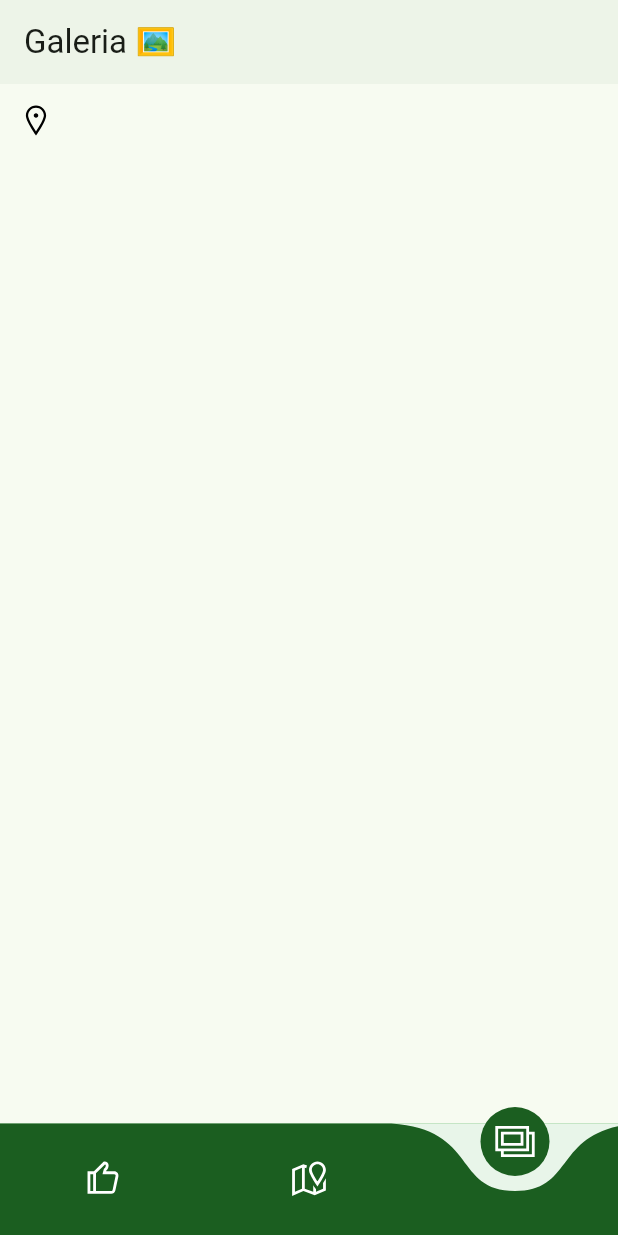
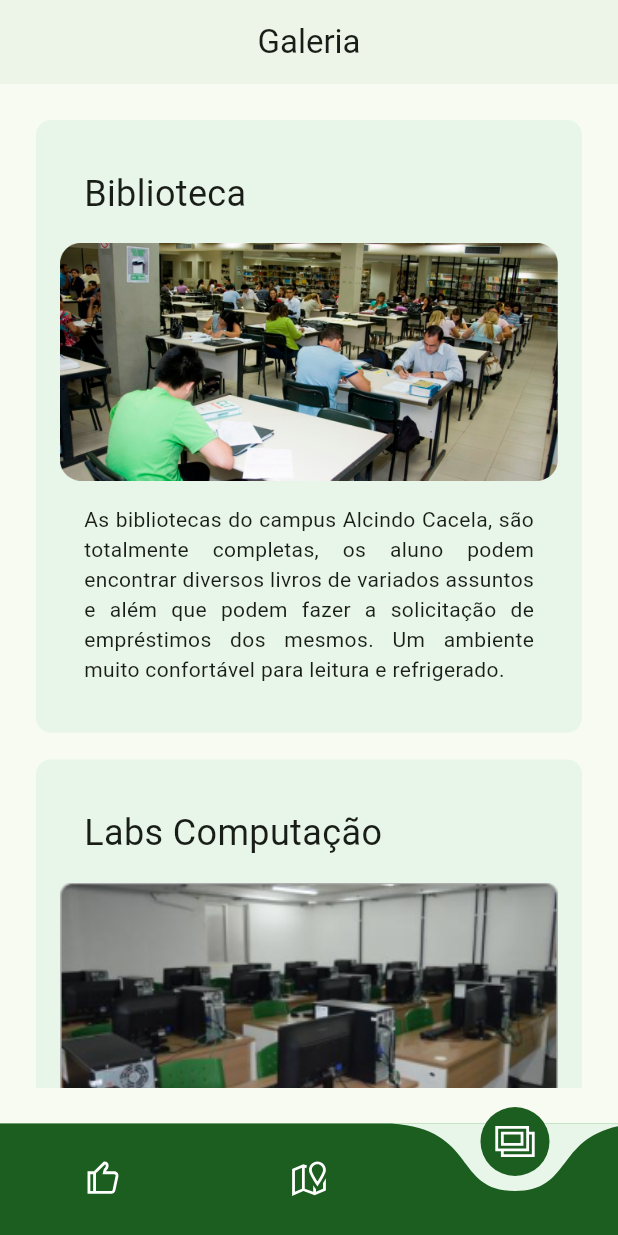
Before and after one commit to lucasdasial/unama_maps, a Flutter app: the screen it shows after launch, swiped to page 3, on a phone screen of 412 x 824 dp. Run offline on Flutter 3.47's test engine with Material 2 defaults, Android fonts, the phone set to English and light mode, and no system bars; drawn by our look-alikes of curved_navigation_bar; our stand-ins replace line_icons, lottie, webview_flutter; network calls fail.

Commit message:
feat: gallery and map 3d added

```diff
--- a/lib/app.dart
+++ b/lib/app.dart
@@ -2,9 +2,9 @@
 
 import 'package:flutter/material.dart';
 import 'package:unama_maps/pages/contact_page.dart';
-import 'package:unama_maps/pages/gallery_page.dart';
+import 'package:unama_maps/pages/map_3d.dart';
 import 'package:unama_maps/pages/home_page.dart';
-import 'package:unama_maps/pages/map_page.dart';
+import 'package:unama_maps/pages/map_2d.dart';
 
 class App extends StatelessWidget {
   const App({super.key});
@@ -12,20 +12,11 @@ class App extends StatelessWidget {
   @override
   Widget build(BuildContext context) {
     return MaterialApp(
-      title: "Unama Maps",
-      debugShowCheckedModeBanner: false,
-      theme: ThemeData(
-          useMaterial3: true,
-          colorScheme: ColorScheme.fromSeed(seedColor: Colors.green)),
-      home: const HomePage(),
-
-      // initialRoute: '/map',
-      // routes: {
-      //   '/map': (context) => MapPage(),
-      //   '/contacts': (context) => const ContactPage(),
-      //   '/gallery': (context) => const GalleryPage(),
-      //   '/details': (context) => const ContactPage(),
-      // },
-    );
+        title: "Unama Maps",
+        debugShowCheckedModeBanner: false,
+        theme: ThemeData(
+            useMaterial3: true,
+            colorScheme: ColorScheme.fromSeed(seedColor: Colors.green)),
+        home: const HomePage());
   }
 }
--- a/lib/data/places.dart
+++ b/lib/data/places.dart
@@ -1,9 +1,9 @@
-import '../models/unama_map_pin_data.dart';
+import 'package:unama_maps/models/unama_map_pin_data.dart';
 
 final List<UnamaMapPinData> placeListData = [
   UnamaMapPinData(
     placeName: 'Biblioteca',
-    distanceTop: 0.385,
+    distanceTop: 0.432,
     distanceLeft: 0.31,
     id: 'biblioteca',
     intro:
@@ -13,7 +13,7 @@ final List<UnamaMapPinData> placeListData = [
   ),
   UnamaMapPinData(
     placeName: 'Labs Computação',
-    distanceTop: 0.46,
+    distanceTop: 0.51,
     distanceLeft: 0.32,
     id: 'labs_pc',
     intro:
@@ -23,8 +23,8 @@ final List<UnamaMapPinData> placeListData = [
   ),
   UnamaMapPinData(
     placeName: 'Bloco F - Cursos saúde',
-    distanceTop: 0.25,
-    distanceLeft: 0.82,
+    distanceTop: 0.32,
+    distanceLeft: 0.83,
     id: 'bloco_f',
     intro:
         'O bloco F é onde acomodam-se as principais salas dos cursos voltados à saúde. ',
@@ -33,7 +33,7 @@ final List<UnamaMapPinData> placeListData = [
   ),
   UnamaMapPinData(
       placeName: 'Auditório',
-      distanceTop: 0.418,
+      distanceTop: 0.465,
       distanceLeft: 0.232,
       id: 'auditorio',
       intro:
--- a/lib/pages/gallery_page.dart
+++ b/lib/pages/gallery_page.dart
@@ -1,5 +1,6 @@
 import 'package:flutter/material.dart';
-import 'package:line_icons/line_icons.dart';
+import 'package:unama_maps/data/places.dart';
+import 'package:unama_maps/pages/details_page.dart';
 
 class GalleryPage extends StatelessWidget {
   const GalleryPage({super.key});
@@ -7,16 +8,93 @@ class GalleryPage extends StatelessWidget {
   @override
   Widget build(BuildContext context) {
     return Scaffold(
-      appBar: AppBar(title: const Text('Galeria 🖼️'), elevation: 1),
-      body: Stack(
-        children: [
-          IconButton(
-            onPressed: () {},
-            icon: const Icon(LineIcons.mapMarker),
-            color: Colors.black,
+      appBar: AppBar(
+        title: const Text('Galeria'),
+        centerTitle: true,
+        elevation: 1,
+      ),
+      body: Padding(
+        padding: const EdgeInsets.all(24),
+        child: Center(
+            child: ListView.builder(
+          itemCount: placeListData.length,
+          itemBuilder: (context, index) => Card(
+            id: placeListData[index].id,
+            intro: placeListData[index].intro,
+            title: placeListData[index].placeName,
+            stepText: placeListData[index].stepText,
           ),
-        ],
+        )),
       ),
     );
   }
 }
+
+class Card extends StatelessWidget {
+  Card(
+      {super.key,
+      required this.title,
+      required this.id,
+      required this.intro,
+      required this.stepText});
+
+  final String title;
+  final String id;
+  final String intro;
+  final String stepText;
+
+  _handleOnPress(BuildContext context) {
+    Navigator.of(context).push(
+      MaterialPageRoute(
+        builder: (ctx) => DetailsPage(
+          placeName: title,
+          id: id,
+          intro: intro,
+          stepText: stepText,
+        ),
+      ),
+    );
+  }
+
+  @override
+  Widget build(BuildContext context) {
+    return GestureDetector(
+      onTap: () => _handleOnPress(context),
+      child: Container(
+        margin: const EdgeInsets.only(bottom: 18),
+        padding: const EdgeInsets.all(16),
+        width: double.infinity,
+        decoration: BoxDecoration(
+          color: Colors.green[50],
+          borderRadius: BorderRadius.circular(10),
+        ),
+        child: Column(
+          children: [
+            Container(
+              width: double.infinity,
+              padding: const EdgeInsets.all(16),
+              child: Text(
+                title,
+                style: const TextStyle(fontSize: 24),
+                textAlign: TextAlign.start,
+              ),
+            ),
+            Image(
+              image: AssetImage("assets/images/places/$id.png"),
+              width: double.infinity,
+              fit: BoxFit.contain,
+            ),
+            Container(
+              width: double.infinity,
+              padding: const EdgeInsets.all(16),
+              child: Text(
+                intro,
+                textAlign: TextAlign.justify,
+              ),
+            ),
+          ],
+        ),
+      ),
+    );
+  }
+}
--- a/lib/pages/home_page.dart
+++ b/lib/pages/home_page.dart
@@ -3,7 +3,7 @@ import 'package:flutter/material.dart';
 import 'package:line_icons/line_icons.dart';
 import 'package:unama_maps/pages/contact_page.dart';
 import 'package:unama_maps/pages/gallery_page.dart';
-import 'package:unama_maps/pages/map_page.dart';
+import 'package:unama_maps/pages/maps_page.dart';
 
 class HomePage extends StatefulWidget {
   const HomePage({super.key});
@@ -43,10 +43,10 @@ class _HomePageState extends State<HomePage> {
       body: PageView(
         controller: pc,
         onPageChanged: setCurrentPage,
-        children: [
-          const ContactPage(),
+        children: const [
+          ContactPage(),
           MapPage(),
-          const GalleryPage(),
+          GalleryPage(),
         ],
       ),
       backgroundColor: Colors.green,
--- a/pubspec.yaml
+++ b/pubspec.yaml
@@ -37,6 +37,8 @@ dependencies:
   # The following adds the Cupertino Icons font to your application.
   # Use with the CupertinoIcons class for iOS style icons.
   cupertino_icons: ^1.0.2
+  webview_flutter: ^4.2.0
+  lottie: ^2.3.2
 
 dev_dependencies:
   flutter_test:
```
Also changed, not shown: lib/pages/contact_page.dart (+17 -7 lines), lib/pages/details_page.dart (+10 -6 lines), lib/pages/map_2d.dart (renamed from lib/pages/map_page.dart, +4 -3 lines), lib/pages/map_3d.dart (added, +31 -0 lines), lib/pages/maps_page.dart (added, +65 -0 lines), pubspec.lock, 1 other file.
